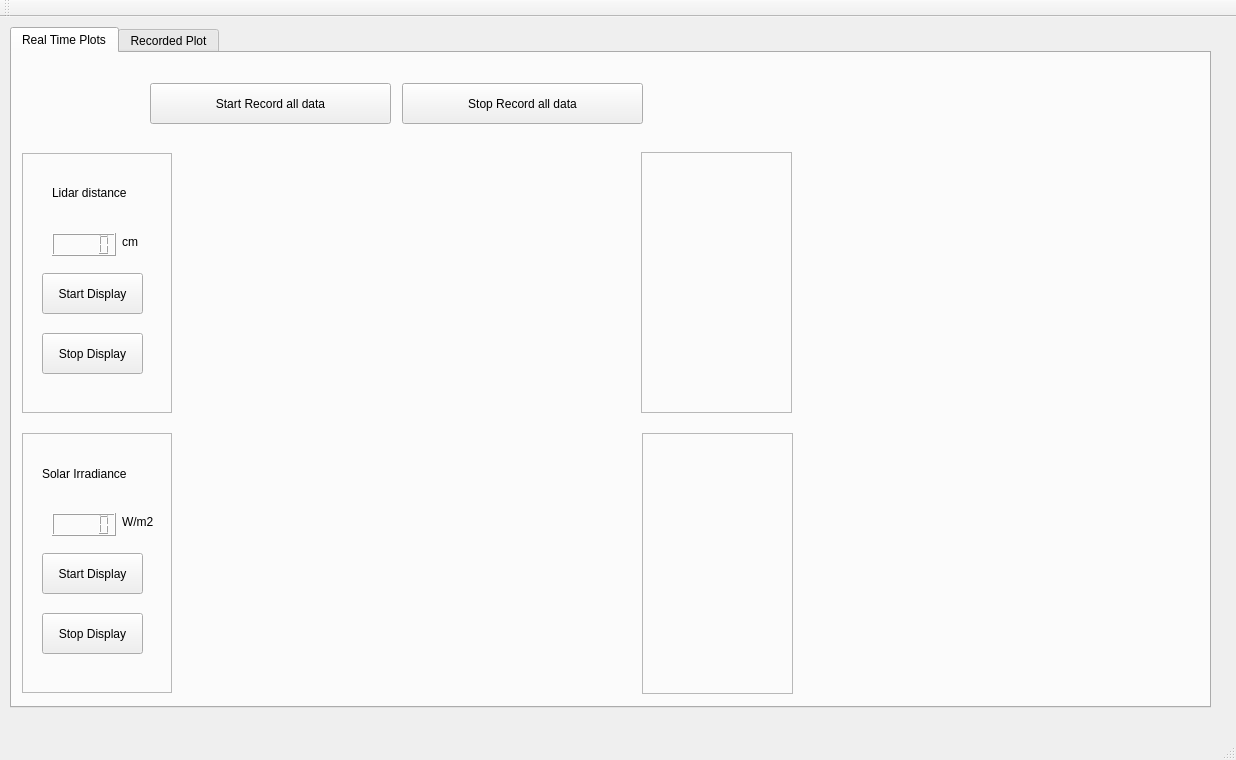
The window that QtPayloadGCS/mainwindow.ui (dhollenbeck1/DaughterBoard_PayloadGCS) describes before a commit, drawn with Qt 5.
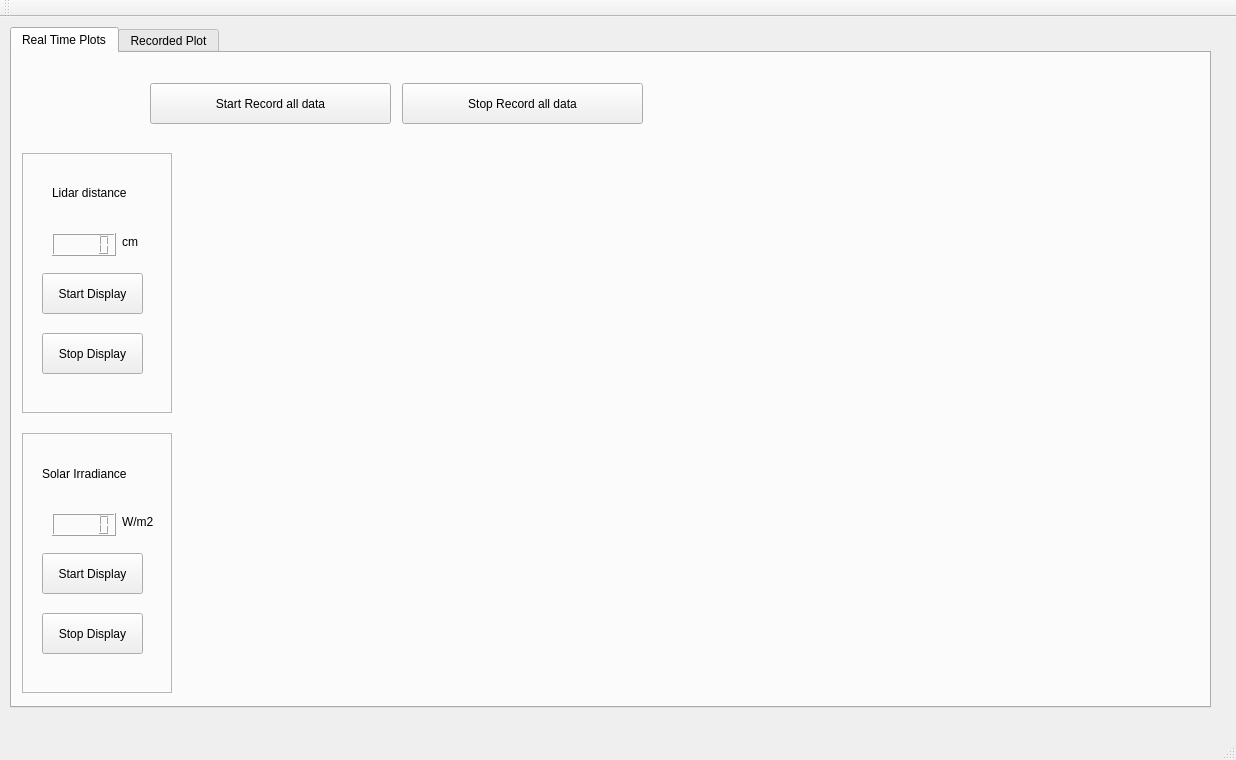
The same window after the commit. The open tabs and pages were chosen to show the change. Custom widgets are drawn as their Qt base class.

Patch:
```diff
--- a/QtPayloadGCS/mainwindow.ui
+++ b/QtPayloadGCS/mainwindow.ui
@@ -111,48 +111,6 @@
        </property>
       </widget>
      </widget>
-     <widget class="QCustomPlot" name="OPLSPlot" native="true">
-      <property name="geometry">
-       <rect>
-        <x>790</x>
-        <y>380</y>
-        <width>361</width>
-        <height>261</height>
-       </rect>
-      </property>
-     </widget>
-     <widget class="QFrame" name="frame_3">
-      <property name="geometry">
-       <rect>
-        <x>629</x>
-        <y>99</y>
-        <width>151</width>
-        <height>261</height>
-       </rect>
-      </property>
-      <property name="frameShape">
-       <enum>QFrame::StyledPanel</enum>
-      </property>
-      <property name="frameShadow">
-       <enum>QFrame::Raised</enum>
-      </property>
-     </widget>
-     <widget class="QFrame" name="frame_4">
-      <property name="geometry">
-       <rect>
-        <x>630</x>
-        <y>380</y>
-        <width>151</width>
-        <height>261</height>
-       </rect>
-      </property>
-      <property name="frameShape">
-       <enum>QFrame::StyledPanel</enum>
-      </property>
-      <property name="frameShadow">
-       <enum>QFrame::Raised</enum>
-      </property>
-     </widget>
      <widget class="QCustomPlot" name="lidarPlot" native="true">
       <property name="geometry">
        <rect>
```
Left out of the diff: 12 changed lines with no effect on the pictures.
